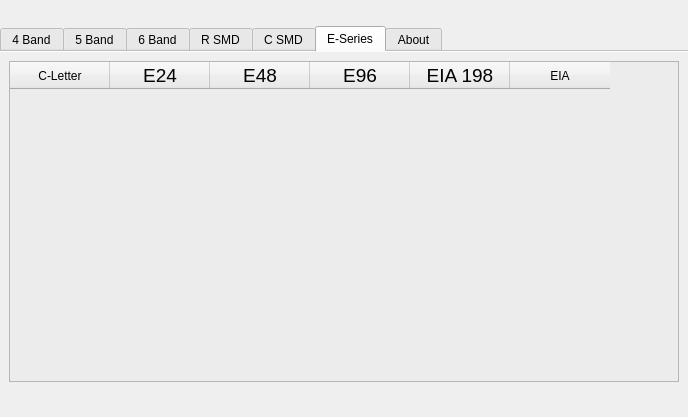
The window that ui/ui_resistance_calc.ui (AlfredoCubitos/ResistorEnDeCode) describes before a commit, drawn with Qt 5.
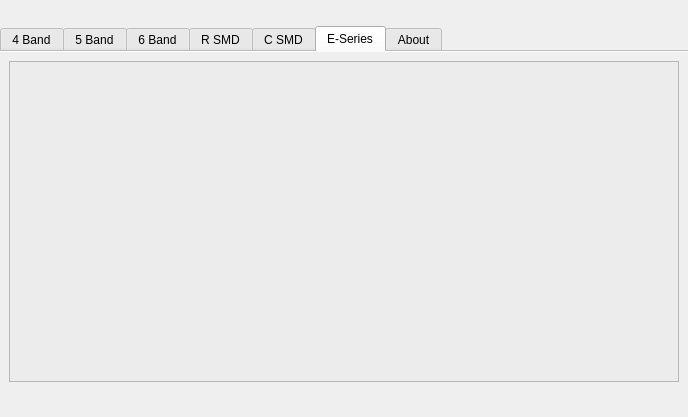
The same window after the commit. The open tabs and pages were chosen to show the change. Icons and pictures are not drawn.

The edit to the form file:
```diff
--- a/ui/ui_resistance_calc.ui
+++ b/ui/ui_resistance_calc.ui
@@ -1786,56 +1786,9 @@
           <property name="dragDropOverwriteMode">
            <bool>false</bool>
           </property>
-          <column>
-           <property name="text">
-            <string>C-Letter</string>
-           </property>
-          </column>
-          <column>
-           <property name="text">
-            <string>E24</string>
-           </property>
-           <property name="font">
-            <font>
-             <pointsize>14</pointsize>
-            </font>
-           </property>
-          </column>
-          <column>
-           <property name="text">
-            <string>E48</string>
-           </property>
-           <property name="font">
-            <font>
-             <pointsize>14</pointsize>
-            </font>
-           </property>
-          </column>
-          <column>
-           <property name="text">
-            <string>E96</string>
-           </property>
-           <property name="font">
-            <font>
-             <pointsize>14</pointsize>
-            </font>
-           </property>
-          </column>
-          <column>
-           <property name="text">
-            <string>EIA 198</string>
-           </property>
-           <property name="font">
-            <font>
-             <pointsize>14</pointsize>
-            </font>
-           </property>
-          </column>
-          <column>
-           <property name="text">
-            <string>EIA</string>
-           </property>
-          </column>
+          <property name="columnCount">
+           <number>0</number>
+          </property>
          </widget>
         </item>
        </layout>
```
Left out of the diff: 2 changed lines with no effect on the pictures.
